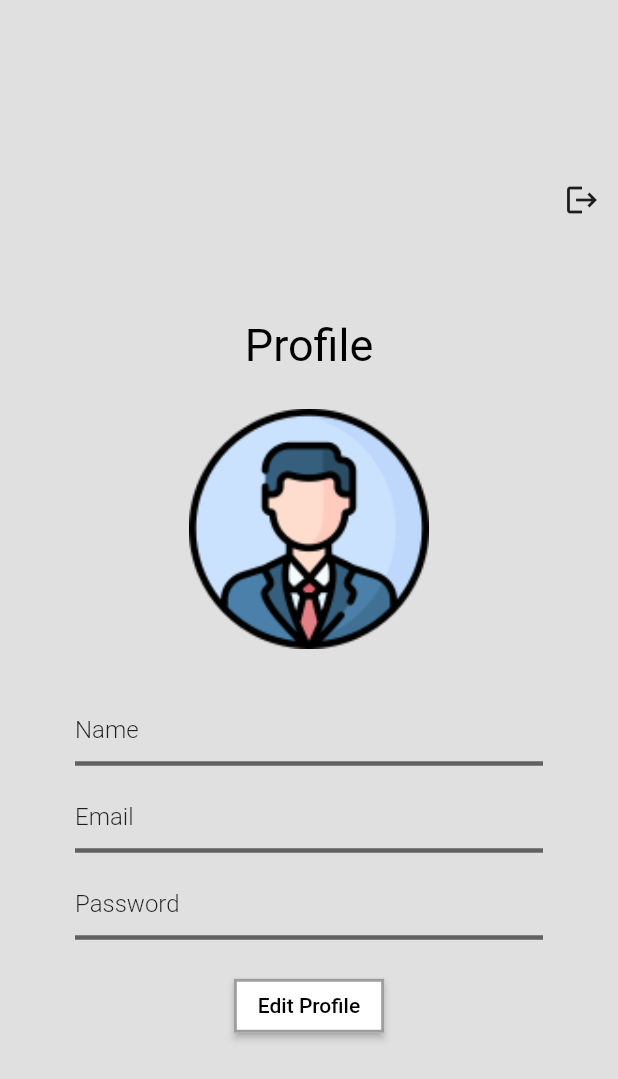
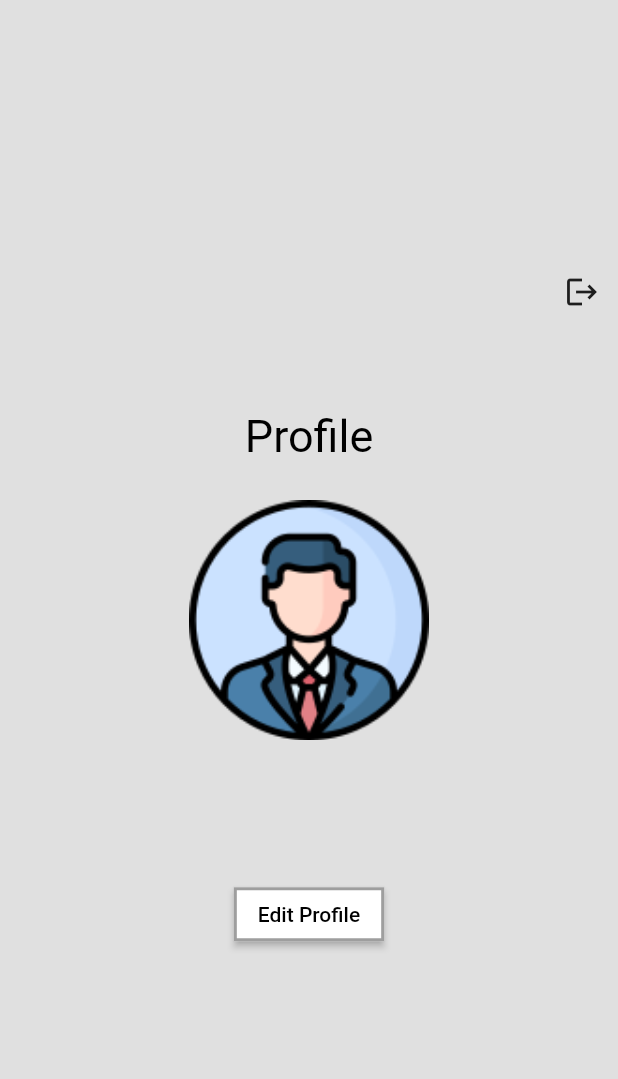
Before and after one commit to ValElizaTan/211354T_MAD_Project, a Flutter app: the EditPage screen opened directly, after a tap on "Save Chages", on a phone screen of 412 x 824 dp. Shown: the top 1079 px of the screen. Run offline on Flutter 3.47's test engine with Material 2 defaults, Android fonts, the phone set to English and light mode, and no system bars; missing offline and left inert: flutter_email_sender.

Commit message:
Profile works

```diff
--- a/lib/editpage.dart
+++ b/lib/editpage.dart
@@ -25,9 +25,8 @@ class EditPage extends StatefulWidget {
 }
 
 class _EditPageState extends State<EditPage> {
-  TextEditingController name = TextEditingController();
-  TextEditingController email = TextEditingController();
-  TextEditingController pwd = TextEditingController();
+  TextEditingController _email = TextEditingController();
+  TextEditingController _pwd = TextEditingController();
 
   @override
   Widget build(BuildContext context) {
@@ -60,7 +59,7 @@ class _EditPageState extends State<EditPage> {
               //Email Text field
               padding: const EdgeInsets.only(right: 50, left: 50, top: 10),
               child: TextField(
-                controller: email,
+                controller: _email,
                 keyboardType: TextInputType.emailAddress,
                 decoration: InputDecoration(
                   hintText: 'Email',
@@ -79,7 +78,7 @@ class _EditPageState extends State<EditPage> {
               //Password Text field
               padding: const EdgeInsets.only(right: 50, left: 50, top: 10),
               child: TextField(
-                controller: pwd,
+                controller: _pwd,
                 keyboardType: TextInputType.name,
                 decoration: InputDecoration(
                   hintText: 'Password',
@@ -104,21 +103,14 @@ class _EditPageState extends State<EditPage> {
                 shape: RoundedRectangleBorder(
                     side: BorderSide(color: Colors.grey, width: 2)),
                 onPressed: () {
-                  {
-                    Navigator.of(context).push(
-                      MaterialPageRoute(
-                          // Builder for the nextpage
-                          // class's constructor.
-                          builder: (context) => ProfilePage(
-                                // Date as arguments to
-                                // send to next page.
-                                name: name.text,
-                                email: email.text,
-                                pwd: pwd.text,
-                              )),
-                    );
-                  }
-                },
+                // initialize DATA
+                MyData data = new MyData(_email.text, _pwd.text);
+                Navigator.push(
+                  context,
+                  MaterialPageRoute(
+                      builder: (context) => ProfilePage(data: data)),
+                );
+              },
               ),
             ),
           ],
--- a/lib/loginpage.dart
+++ b/lib/loginpage.dart
@@ -6,21 +6,11 @@ import 'model.dart';
 import 'registerpage.dart';
 import 'profilepage.dart';
 
-void main() => runApp(MyApp());
+class LoginPage extends StatefulWidget {
+  final MyData data; //to hold te data passed into this page
 
-class MyApp extends StatelessWidget {
-  @override
-  Widget build(BuildContext context) {
-    return MaterialApp(
-      title: 'Bus App',
-      home: LoginPage(),
-    );
-  }
-}
-
-class LoginPage extends StatefulWidget {
-  String email, pwd;
-  LoginPage({this.email, this.pwd});
+  //create a constructor for the page with the data parameter
+  LoginPage({Key key, @required this.data}) : super(key: key);
 
   @override
   State<LoginPage> createState() => _LoginPageState();
@@ -32,9 +22,8 @@ class _LoginPageState extends State<LoginPage> {
   var isLoading = false;
 
   //text cotnroller
-  final TextEditingController _name = TextEditingController();
-  final TextEditingController _email = TextEditingController();
-  final TextEditingController _pwd = TextEditingController();
+  final TextEditingController email = TextEditingController();
+  final TextEditingController pwd = TextEditingController();
 
   @override
   Widget build(BuildContext context) {
@@ -66,29 +55,10 @@ class _LoginPageState extends State<LoginPage> {
                 ),
               ),
               Padding(
-                //Name Text field
-                padding: const EdgeInsets.only(right: 50, left: 50, top: 10),
-                child: TextFormField(
-                  controller: _name,
-                  keyboardType: TextInputType.emailAddress,
-                  decoration: InputDecoration(
-                    hintText: 'Name',
-                    hintStyle: TextStyle(
-                        fontWeight: FontWeight.w300, color: Colors.black87),
-                    enabledBorder: UnderlineInputBorder(
-                      borderSide: BorderSide(color: Colors.grey[700], width: 3),
-                    ),
-                    focusedBorder: UnderlineInputBorder(
-                      borderSide: BorderSide(color: Colors.red[800], width: 3),
-                    ),
-                  ),
-                ),
-              ),
-              Padding(
                 //Email Text field
                 padding: const EdgeInsets.only(right: 50, left: 50, top: 10),
                 child: TextFormField(
-                  controller: _email,
+                  controller: email,
                   keyboardType: TextInputType.emailAddress,
                   onFieldSubmitted: (value) {
                     //Validator
@@ -118,7 +88,7 @@ class _LoginPageState extends State<LoginPage> {
                 //Password Text field
                 padding: const EdgeInsets.only(right: 50, left: 50, top: 10),
                 child: TextFormField(
-                  controller: _pwd,
+                  controller: pwd,
                   keyboardType: TextInputType.visiblePassword,
                   decoration: InputDecoration(
                     hintText: 'Password',
@@ -142,20 +112,13 @@ class _LoginPageState extends State<LoginPage> {
                   shape: RoundedRectangleBorder(
                       side: BorderSide(color: Colors.grey, width: 2)),
                   onPressed: () {
-                    if (_formKey.currentState.validate()) {
-                      Navigator.of(context).push(
-                        MaterialPageRoute(
-                            // Builder for the nextpage
-                            // class's constructor.
-                            builder: (context) => ProfilePage(
-                                  // Date as arguments to
-                                  // send to next page.
-                                  name: _name.text,
-                                  email: _email.text,
-                                  pwd: _pwd.text,
-                                )),
-                      );
-                    }
+                    // initialize DATA
+                    MyData data = new MyData(email.text, pwd.text);
+                    Navigator.push(
+                      context,
+                      MaterialPageRoute(
+                          builder: (context) => ProfilePage(data: data)),
+                    );
                   },
                 ),
               ),
--- a/lib/model.dart
+++ b/lib/model.dart
@@ -1,11 +1,8 @@
-// class MyData {
-//   String name;
-//   String email;
-//   String pwd;
-//   String cfmpwd;
-
-//   MyData(this.email, this.pwd, [this.cfmpwd, this.name]);
-// }
+class MyData {
+  final String email;
+  final String pwd;
+  MyData(this.email, this.pwd);
+}
 
 class BusModel {
   String bus_num;
--- a/lib/profilepage.dart
+++ b/lib/profilepage.dart
@@ -1,24 +1,18 @@
+import 'package:flutter/foundation.dart';
 import 'package:flutter/material.dart';
 
 //Class
 import 'model.dart';
 
 //Files
-import 'homepage.dart';
 import 'editpage.dart';
+import 'main.dart';
 
-class ProfilePage extends StatefulWidget {
-  String name, email, pwd;
-  ProfilePage({this.name, this.email, this.pwd});
+class ProfilePage extends StatelessWidget {
+  final MyData data; //to hold te data passed into this page
 
-  @override
-  _ProfilePageState createState() => _ProfilePageState();
-}
-
-class _ProfilePageState extends State<ProfilePage> {
-  final TextEditingController _name = TextEditingController();
-  final TextEditingController _email = TextEditingController();
-  final TextEditingController _pwd = TextEditingController();
+  //create a constructor for the page with the data parameter
+  ProfilePage({Key key, this.data}) : super(key: key);
 
   @override
   Widget build(BuildContext context) {
@@ -36,9 +30,8 @@ class _ProfilePageState extends State<ProfilePage> {
                   children: <Widget>[
                     IconButton(
                         icon: Icon(Icons.logout),
-                        onPressed: () => Navigator.of(context).pop(
-                            MaterialPageRoute(
-                                builder: (context) => HomePage()))),
+                        onPressed: () => Navigator.of(context).push(
+                            MaterialPageRoute(builder: (context) => NavBar()))),
                   ],
                 ),
               ),
@@ -62,61 +55,14 @@ class _ProfilePageState extends State<ProfilePage> {
                 ),
               ),
               Padding(
-                //Name Text field
-                padding: const EdgeInsets.only(right: 50, left: 50, top: 10),
-                child: TextFormField(
-                  controller: _name,
-                  keyboardType: TextInputType.emailAddress,
-                  decoration: InputDecoration(
-                    hintText: 'Name',
-                    hintStyle: TextStyle(
-                        fontWeight: FontWeight.w300, color: Colors.black87),
-                    enabledBorder: UnderlineInputBorder(
-                      borderSide: BorderSide(color: Colors.grey[700], width: 3),
-                    ),
-                    focusedBorder: UnderlineInputBorder(
-                      borderSide: BorderSide(color: Colors.red[800], width: 3),
-                    ),
-                  ),
-                ),
-              ),
-              Padding(
                 //Email Text field
                 padding: const EdgeInsets.only(right: 50, left: 50, top: 10),
-                child: TextFormField(
-                  controller: _email,
-                  keyboardType: TextInputType.emailAddress,
-                  decoration: InputDecoration(
-                    hintText: 'Email',
-                    hintStyle: TextStyle(
-                        fontWeight: FontWeight.w300, color: Colors.black87),
-                    enabledBorder: UnderlineInputBorder(
-                      borderSide: BorderSide(color: Colors.grey[700], width: 3),
-                    ),
-                    focusedBorder: UnderlineInputBorder(
-                      borderSide: BorderSide(color: Colors.red[800], width: 3),
-                    ),
-                  ),
-                ),
+                child: Text(data.email),
               ),
               Padding(
                 //Password Text field
                 padding: const EdgeInsets.only(right: 50, left: 50, top: 10),
-                child: TextFormField(
-                  controller: _pwd,
-                  keyboardType: TextInputType.visiblePassword,
-                  decoration: InputDecoration(
-                    hintText: 'Password',
-                    hintStyle: TextStyle(
-                        fontWeight: FontWeight.w300, color: Colors.black87),
-                    enabledBorder: UnderlineInputBorder(
-                      borderSide: BorderSide(color: Colors.grey[700], width: 3),
-                    ),
-                    focusedBorder: UnderlineInputBorder(
-                      borderSide: BorderSide(color: Colors.red[800], width: 3),
-                    ),
-                  ),
-                ),
+                child: Text(data.pwd),
               ),
               Padding(
                 //Edit Profile Button
```
Also changed, not shown: lib/main.dart (+8 -14 lines), lib/registerpage.dart (+22 -46 lines), lib/search.dart (+9 -1 lines).
